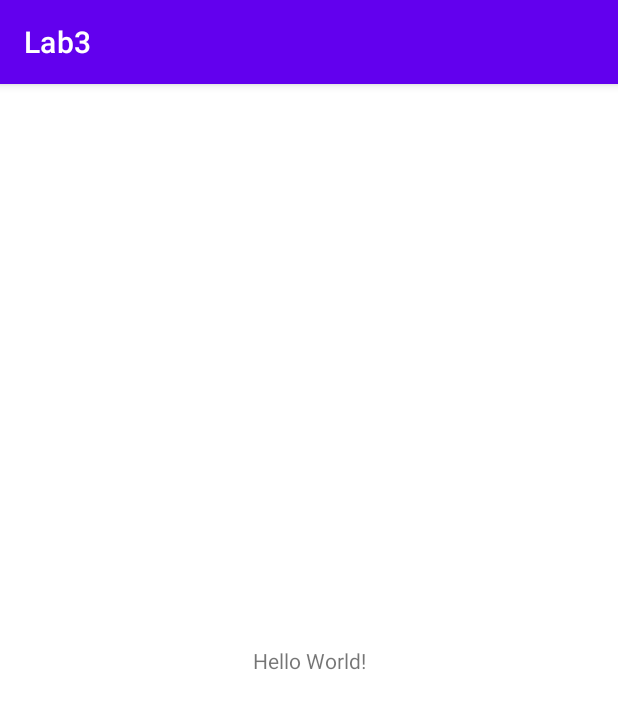
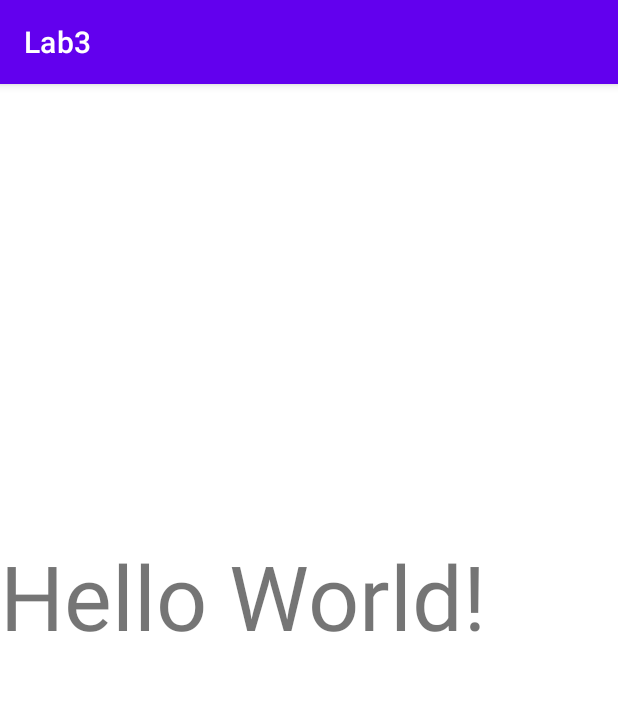
Before and after one commit to hern1102/Lab3, an Android app: the screen it shows after launch (MainActivity), on a phone screen of 412 x 824 dp. Shown: the top 709 px of the screen. Run offline under Robolectric (Android 15) with nearby library versions, the phone set to English and light mode, and no system bars.

Commit message:
changing text size

```diff
--- a/app/src/main/res/layout/activity_main.xml
+++ b/app/src/main/res/layout/activity_main.xml
@@ -10,9 +10,12 @@
         android:layout_width="wrap_content"
         android:layout_height="wrap_content"
         android:text="Hello World!"
+        android:textSize="60sp"
         app:layout_constraintBottom_toBottomOf="parent"
+        app:layout_constraintHorizontal_bias="0.0"
         app:layout_constraintLeft_toLeftOf="parent"
         app:layout_constraintRight_toRightOf="parent"
-        app:layout_constraintTop_toTopOf="parent" />
+        app:layout_constraintTop_toTopOf="parent"
+        app:layout_constraintVertical_bias="0.437" />
 
 </androidx.constraintlayout.widget.ConstraintLayout>
```
